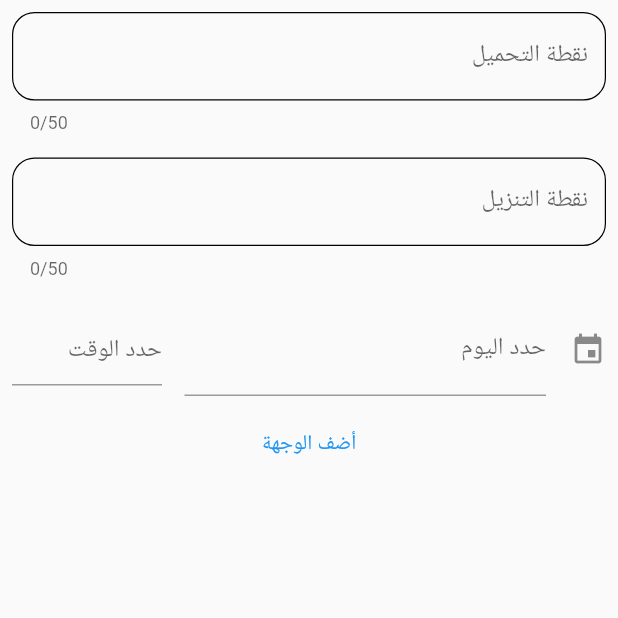
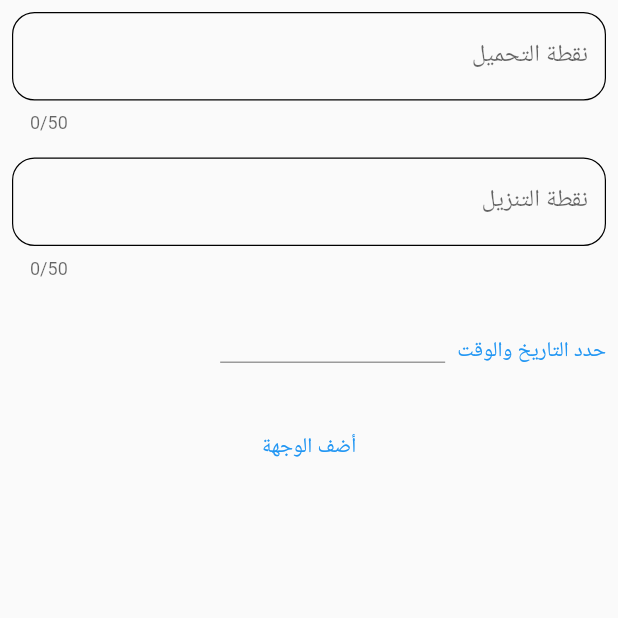
Before and after one commit to a7madi/masar, a Flutter app: the TripScheduleForm screen opened directly, on a phone screen of 412 x 824 dp, the top half of it. Run offline on Flutter 3.47's test engine with Material 2 defaults, Android fonts, the phone set to English and light mode, and no system bars; drawn by our look-alikes of date_time_picker.

Commit message:
Fix: Refactor code

```diff
--- a/lib/pages/create_travel_pages/trip_schedule_page.dart
+++ b/lib/pages/create_travel_pages/trip_schedule_page.dart
@@ -1,6 +1,5 @@
 import 'package:flutter/material.dart';
 import 'package:masar/pages/create_travel_pages/widgets/form_text_field_widget.dart';
-import 'package:date_time_picker/date_time_picker.dart';
 
 class TripScheduleForm extends StatefulWidget {
   const TripScheduleForm({super.key});
@@ -10,7 +9,10 @@ class TripScheduleForm extends StatefulWidget {
 }
 
 class _TripScheduleFormState extends State<TripScheduleForm> {
+  DateTime _date = DateTime.now();
   var _pickedDate = '';
+  TimeOfDay _time = const TimeOfDay(hour: 0, minute: 0);
+  final _txtCntDateTime = TextEditingController();
   final _formKey = GlobalKey<FormState>();
   final _txtCntPickupLocation = TextEditingController();
   final _txtCntDropLocation = TextEditingController();
@@ -24,33 +26,82 @@ class _TripScheduleFormState extends State<TripScheduleForm> {
             child: Column(
               children: [
                 TxtFormField(
-                    textLable: 'نقطة التحميل', textController: _txtCntPickupLocation,maxInputDigits: 50,),
+                  textLable: 'نقطة التحميل',
+                  textController: _txtCntPickupLocation,
+                  maxInputDigits: 50,
+                ),
                 TxtFormField(
-                    textLable: 'نقطة التنزيل', textController: _txtCntDropLocation,maxInputDigits: 50,),
-                    _dateTimePicker(),
-
-                    TextButton(onPressed: (){}, child: const Text('أضف الوجهة')),
+                  textLable: 'نقطة التنزيل',
+                  textController: _txtCntDropLocation,
+                  maxInputDigits: 50,
+                ),
+                _dateTimePicker(),
+                TextButton(onPressed: () {}, child: const Text('أضف الوجهة')),
               ],
             ),
           )),
     );
   }
 
-  Padding _dateTimePicker() {
-    return Padding(
-                    padding: const EdgeInsets.all(8.0),
-                    child: DateTimePicker(dateMask: 'd MMM, yyyy',
-                    type: DateTimePickerType.dateTimeSeparate,
-                    initialDate: DateTime.now(),
-                    firstDate: DateTime.now(),
-                    lastDate: DateTime.now().add(const Duration(days: 365),),
-                      icon: const Icon(Icons.event),
-                    dateLabelText: 'حدد اليوم',
-                    dateHintText: 'حدد اليوم',
-                    timeHintText: 'حدد الوقت',
-                    onSaved: (value) => _pickedDate = value!,
-                    ),
-                  );
+  Widget _dateTimePicker() {
+    return Row(
+      children: [
+        TextButton(
+          onPressed: () {
+            Future.delayed(Duration.zero)
+                .then((_) => _setDate())
+                .then((_) => _setTime())
+                .then(
+                  (_) => _setPickedDate(),
+                );
+          },
+          child: const Text('حدد التاريخ والوقت'),
+        ),
+        SizedBox(
+          height: 80,
+          width: 150,
+          child: TextField(
+            readOnly: true,
+            controller: _txtCntDateTime,
+          ),
+        ),
+      ],
+    );
+  }
+
+  void _setTime() async {
+    await showTimePicker(
+      context: context,
+      initialTime: const TimeOfDay(hour: 0, minute: 0),
+    ).then((value) {
+      if (value == null) {
+        return;
+      }
+      _time = value;
+    });
+  }
+
+  void _setDate() async {
+    var currentDate = DateTime.now();
+    await showDatePicker(
+      context: context,
+      initialDate: currentDate,
+      firstDate: currentDate,
+      lastDate: currentDate.add(
+        const Duration(days: 365),
+      ),
+    ).then((value) {
+      if (value == null) return;
+      _date = value;
+    });
+  }
+
+  void _setPickedDate() {
+    _pickedDate = '${(_time.hour > 9) ? _time.hour : '0' '${_time.hour}'}:${(_time.minute > 9) ? _time.minute : '0' '${_time.minute}'} - ${_date.toString().substring(0, 10).replaceAll('-', '/')}';
+
+    setState(() {
+      _txtCntDateTime.text = _pickedDate;
+    });
   }
 
   Card _destinationCard() {
@@ -76,5 +127,4 @@ class _TripScheduleFormState extends State<TripScheduleForm> {
       ),
     );
   }
-
 }
```
